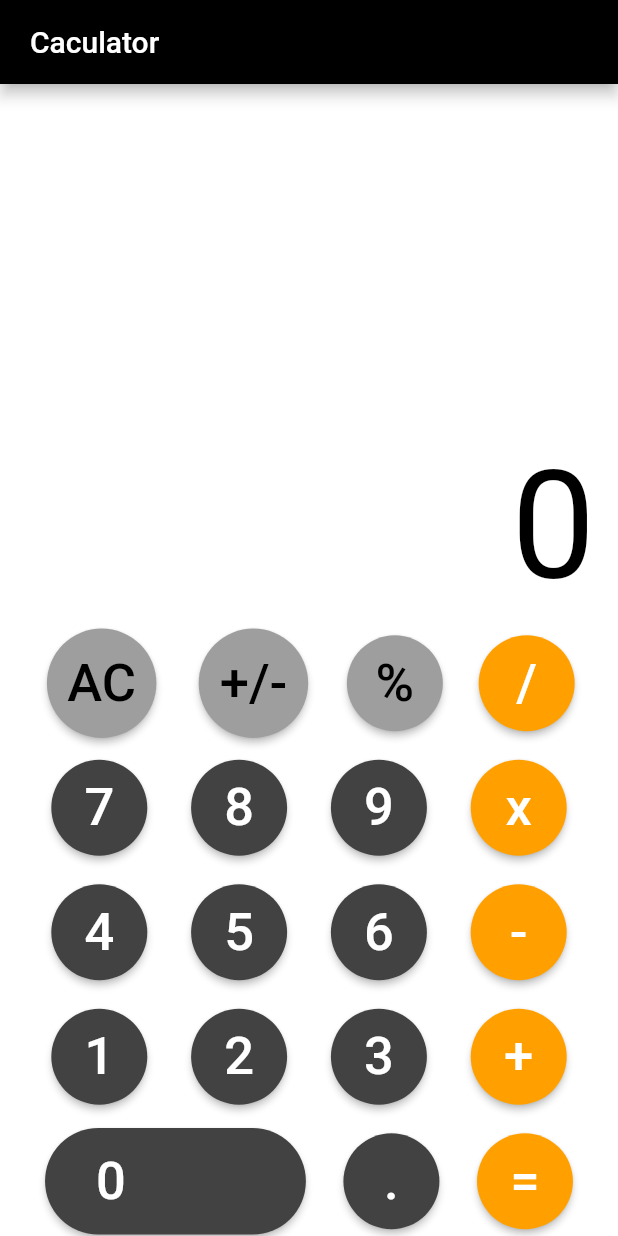
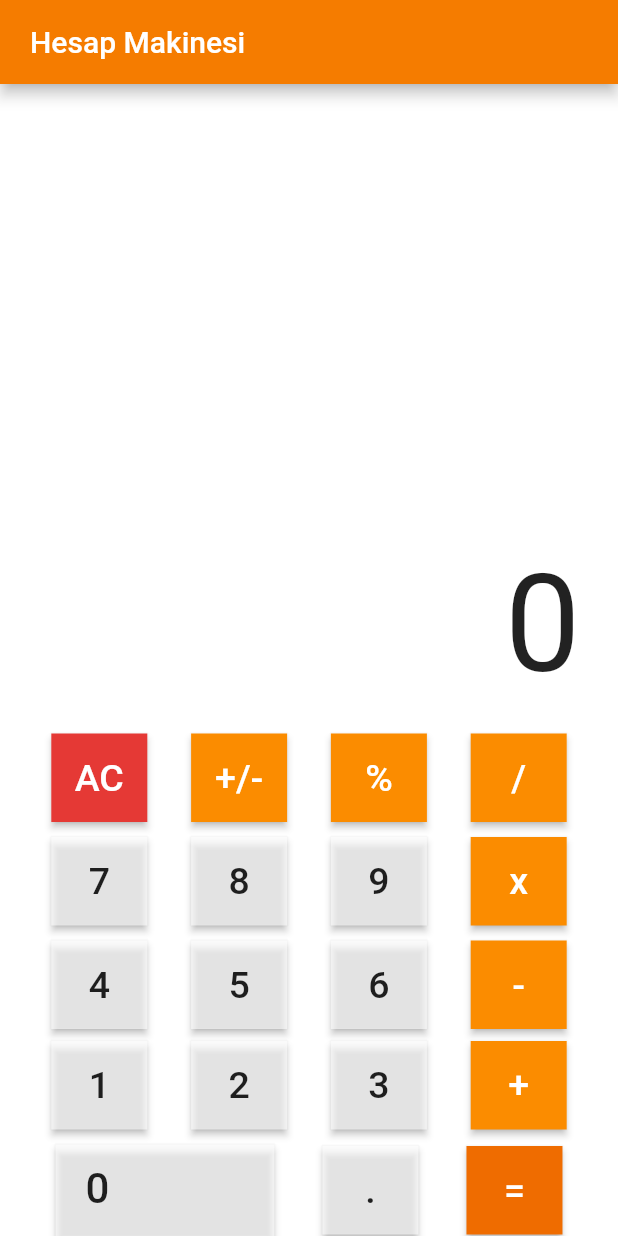
Before and after one commit to Kodluyoruz-Flutter-Bootcamp/week-1homework-kHealer, a Flutter app: the screen it shows after launch, on a phone screen of 412 x 824 dp. Run offline on Flutter 3.47's test engine with Material 2 defaults, Android fonts, the phone set to English and light mode, and no system bars.

Commit message:
Color changes

```diff
--- a/lib/main.dart
+++ b/lib/main.dart
@@ -30,12 +30,12 @@ class _CalculatorState extends State<Calculator> {
         },
         child: Text(
           btntxt,
-          style: TextStyle(color: txtcolor, fontSize: 35),
+          style: TextStyle(color: txtcolor, fontSize: 25),
         ),
         style: ElevatedButton.styleFrom(
-            shape: CircleBorder(),
+            shape: RoundedRectangleBorder(),
             primary: btncolor,
-            padding: EdgeInsets.all(16)),
+            padding: EdgeInsets.all(15)),
       ),
     );
   }
@@ -46,8 +46,8 @@ class _CalculatorState extends State<Calculator> {
       backgroundColor: Colors.white,
       appBar: AppBar(
         titleSpacing: 20,
-        title: Text('Caculator'),
-        backgroundColor: Colors.black,
+        title: Text('Hesap Makinesi'),
+        backgroundColor: Colors.orange[700],
       ),
       body: Padding(
         padding: EdgeInsets.symmetric(horizontal: 5),
@@ -59,13 +59,13 @@ class _CalculatorState extends State<Calculator> {
               mainAxisAlignment: MainAxisAlignment.end,
               children: [
                 Padding(
-                  padding: EdgeInsets.all(10.0),
+                  padding: EdgeInsets.all(20.0),
                   child: Text(
                     text,
                     textAlign: TextAlign.left,
                     style: TextStyle(
-                      color: Colors.black,
-                      fontSize: 100,
+                      color: Colors.black87,
+                      fontSize: 90,
                     ),
                   ),
                 ),
@@ -75,10 +75,10 @@ class _CalculatorState extends State<Calculator> {
             Row(
               mainAxisAlignment: MainAxisAlignment.spaceEvenly,
               children: [
-                calcButton('AC', Colors.grey, Colors.black),
-                calcButton('+/-', Colors.grey, Colors.black),
-                calcButton('%', Colors.grey, Colors.black),
-                calcButton('/', Colors.amber.shade700, Colors.white),
+                calcButton('AC', Colors.red.shade600, Colors.white),
+                calcButton('+/-', Colors.orange.shade600, Colors.white),
+                calcButton('%', Colors.orange.shade600, Colors.white),
+                calcButton('/', Colors.orange.shade600, Colors.white),
               ],
             ),
             SizedBox(
@@ -87,10 +87,10 @@ class _CalculatorState extends State<Calculator> {
             Row(
               mainAxisAlignment: MainAxisAlignment.spaceEvenly,
               children: [
-                calcButton('7', Colors.grey.shade800, Colors.white),
-                calcButton('8', Colors.grey.shade800, Colors.white),
-                calcButton('9', Colors.grey.shade800, Colors.white),
-                calcButton('x', Colors.amber.shade700, Colors.white),
+                calcButton('7', Colors.white60, Colors.black87),
+                calcButton('8', Colors.white60, Colors.black87),
+                calcButton('9', Colors.white60, Colors.black87),
+                calcButton('x', Colors.orange.shade600, Colors.white),
               ],
             ),
             SizedBox(
@@ -99,22 +99,22 @@ class _CalculatorState extends State<Calculator> {
             Row(
               mainAxisAlignment: MainAxisAlignment.spaceEvenly,
               children: [
-                calcButton('4', Colors.grey.shade800, Colors.white),
-                calcButton('5', Colors.grey.shade800, Colors.white),
-                calcButton('6', Colors.grey.shade800, Colors.white),
-                calcButton('-', Colors.amber.shade700, Colors.white),
+                calcButton('4', Colors.white60, Colors.black87),
+                calcButton('5', Colors.white60, Colors.black87),
+                calcButton('6', Colors.white60, Colors.black87),
+                calcButton('-', Colors.orange.shade600, Colors.white),
               ],
             ),
             SizedBox(
-              height: 10,
+              height: 8,
             ),
             Row(
               mainAxisAlignment: MainAxisAlignment.spaceEvenly,
               children: [
-                calcButton('1', Colors.grey.shade800, Colors.white),
-                calcButton('2', Colors.grey.shade800, Colors.white),
-                calcButton('3', Colors.grey.shade800, Colors.white),
-                calcButton('+', Colors.amber.shade700, Colors.white),
+                calcButton('1', Colors.white60, Colors.black87),
+                calcButton('2', Colors.white60, Colors.black87),
+                calcButton('3', Colors.white60, Colors.black87),
+                calcButton('+', Colors.orange.shade600, Colors.white),
               ],
             ),
             SizedBox(
@@ -125,19 +125,19 @@ class _CalculatorState extends State<Calculator> {
               children: [
                 ElevatedButton(
                   style: ElevatedButton.styleFrom(
-                      shape: StadiumBorder(),
-                      primary: Colors.grey.shade800,
-                      padding: EdgeInsets.fromLTRB(34, 15, 120, 15)),
+                      shape: RoundedRectangleBorder(),
+                      primary: Colors.white60,
+                      padding: EdgeInsets.fromLTRB(20, 13, 110, 15)),
                   onPressed: () {
                     calculation("0");
                   },
                   child: Text(
                     "0",
-                    style: TextStyle(color: Colors.white, fontSize: 35),
+                    style: TextStyle(color: Colors.black87, fontSize: 28),
                   ),
                 ),
-                calcButton('.', Colors.grey.shade800, Colors.white),
-                calcButton('=', Colors.amber.shade700, Colors.white),
+                calcButton('.', Colors.white60, Colors.black87),
+                calcButton('=', Colors.orange.shade800, Colors.white),
               ],
             )
           ],
```
